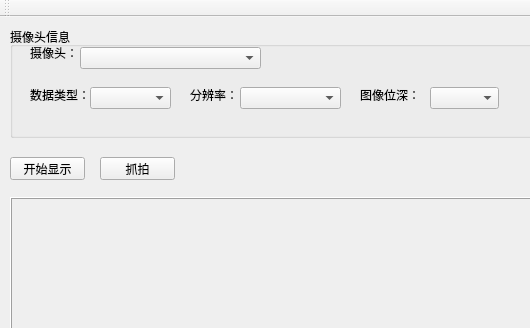
Before: the Qt Designer form CameraTools/CameraTools/CameraTools.ui in K0bai/CameraTools, drawn with Qt 5; both pictures show x 0 to 530 and y 0 to 328 of the 698 by 649 pixel window.
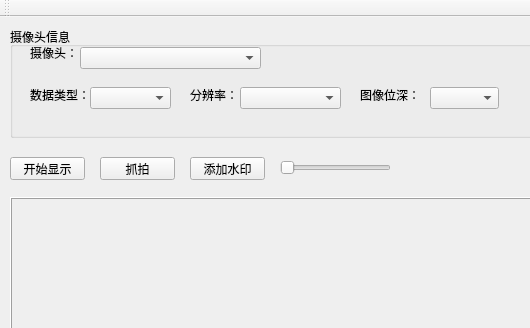
After: the same form once the commit is applied.

Diff of the .ui file:
```diff
--- a/CameraTools/CameraTools/CameraTools.ui
+++ b/CameraTools/CameraTools/CameraTools.ui
@@ -193,6 +193,32 @@
      <string>抓拍</string>
     </property>
    </widget>
+   <widget class="QPushButton" name="pushButton_addmask">
+    <property name="geometry">
+     <rect>
+      <x>190</x>
+      <y>140</y>
+      <width>75</width>
+      <height>23</height>
+     </rect>
+    </property>
+    <property name="text">
+     <string>添加水印</string>
+    </property>
+   </widget>
+   <widget class="QSlider" name="horizontalSlider_transparency">
+    <property name="geometry">
+     <rect>
+      <x>280</x>
+      <y>140</y>
+      <width>111</width>
+      <height>22</height>
+     </rect>
+    </property>
+    <property name="orientation">
+     <enum>Qt::Horizontal</enum>
+    </property>
+   </widget>
   </widget>
   <widget class="QMenuBar" name="menuBar">
    <property name="geometry">
```
Left out of the diff: 34 changed lines with no effect on the pictures.
